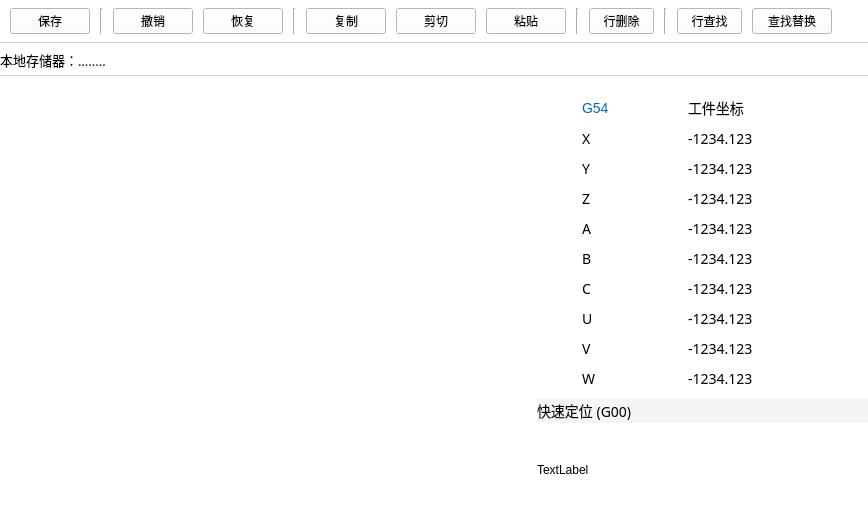
Qt form client/programeditbar.ui (DandiacalMonkey/ltp) before a commit.
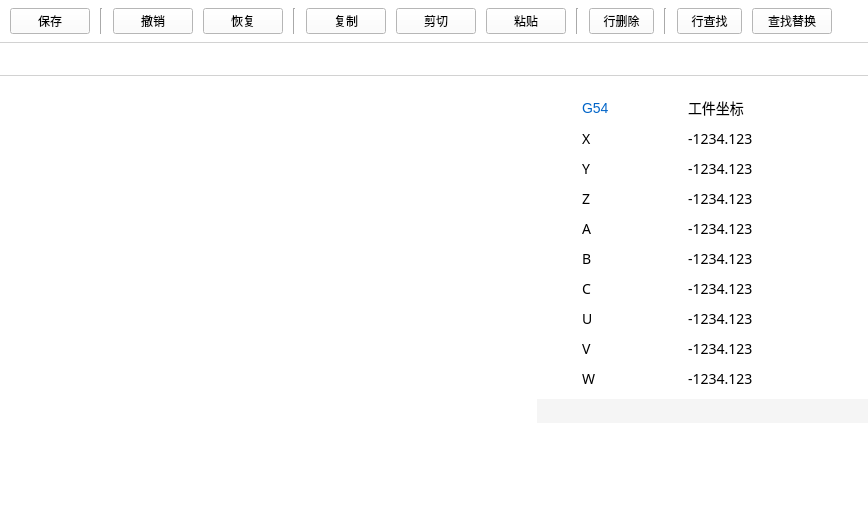
The same form after that commit. Custom widgets are drawn as their Qt base class.

Diff of the .ui file:
```diff
--- a/client/programeditbar.ui
+++ b/client/programeditbar.ui
@@ -191,7 +191,7 @@
       <string notr="true">font:13px SIMHEI;</string>
      </property>
      <property name="text">
-      <string>本地存储器：........</string>
+      <string/>
      </property>
     </widget>
    </item>
@@ -465,14 +465,14 @@
 background:#F5F5F5;</string>
              </property>
              <property name="text">
-              <string>快速定位 (G00)</string>
+              <string/>
              </property>
             </widget>
            </item>
            <item>
             <widget class="QLabel" name="teachSchematicDiagram_">
              <property name="text">
-              <string>TextLabel</string>
+              <string/>
              </property>
             </widget>
            </item>
```
Left out of the diff: 2 changed lines with no effect on the pictures. Lines whose indentation alone changed are shown as unchanged.
